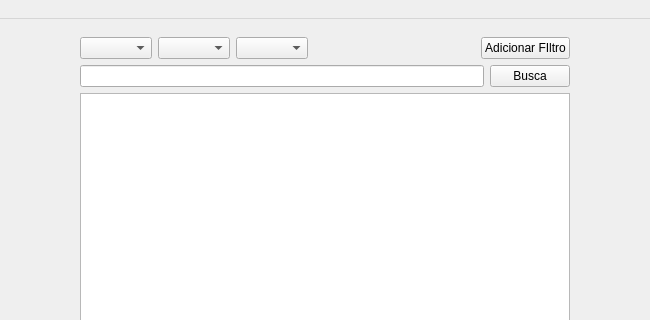
Qt form src/main/python/ui/mainWindow.ui (matheusfillipe/ganec) before a commit; both pictures show x 316 to 966 and y 0 to 320 of the 1274 by 832 pixel window.
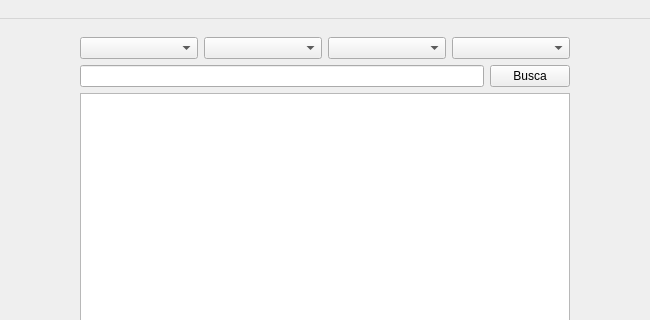
The same form after that commit.

Diff of the .ui file:
```diff
--- a/src/main/python/ui/mainWindow.ui
+++ b/src/main/python/ui/mainWindow.ui
@@ -49,7 +49,7 @@
           <height>16777215</height>
          </size>
         </property>
-        <layout class="QVBoxLayout" name="verticalLayout_2" stretch="0,0,0,0">
+        <layout class="QVBoxLayout" name="verticalLayout_2" stretch="0,0,0">
          <property name="sizeConstraint">
           <enum>QLayout::SetMinimumSize</enum>
          </property>
@@ -58,34 +58,17 @@
          </property>
          <item>
           <layout class="QHBoxLayout" name="horizontalLayout">
-           <item>
-            <widget class="QComboBox" name="comboBox"/>
-           </item>
            <item>
             <widget class="QComboBox" name="comboBox_2"/>
            </item>
+           <item>
+            <widget class="QComboBox" name="comboBox"/>
+           </item>
            <item>
             <widget class="QComboBox" name="comboBox_3"/>
            </item>
            <item>
-            <spacer name="horizontalSpacer">
-             <property name="orientation">
-              <enum>Qt::Horizontal</enum>
-             </property>
-             <property name="sizeHint" stdset="0">
-              <size>
-               <width>40</width>
-               <height>20</height>
-              </size>
-             </property>
-            </spacer>
-           </item>
-           <item>
-            <widget class="QPushButton" name="addFilterButton">
-             <property name="text">
-              <string>Adicionar FIltro</string>
-             </property>
-            </widget>
+            <widget class="QComboBox" name="comboBox_4"/>
            </item>
           </layout>
          </item>
```
Left out of the diff: 46 changed lines with no effect on the pictures.
